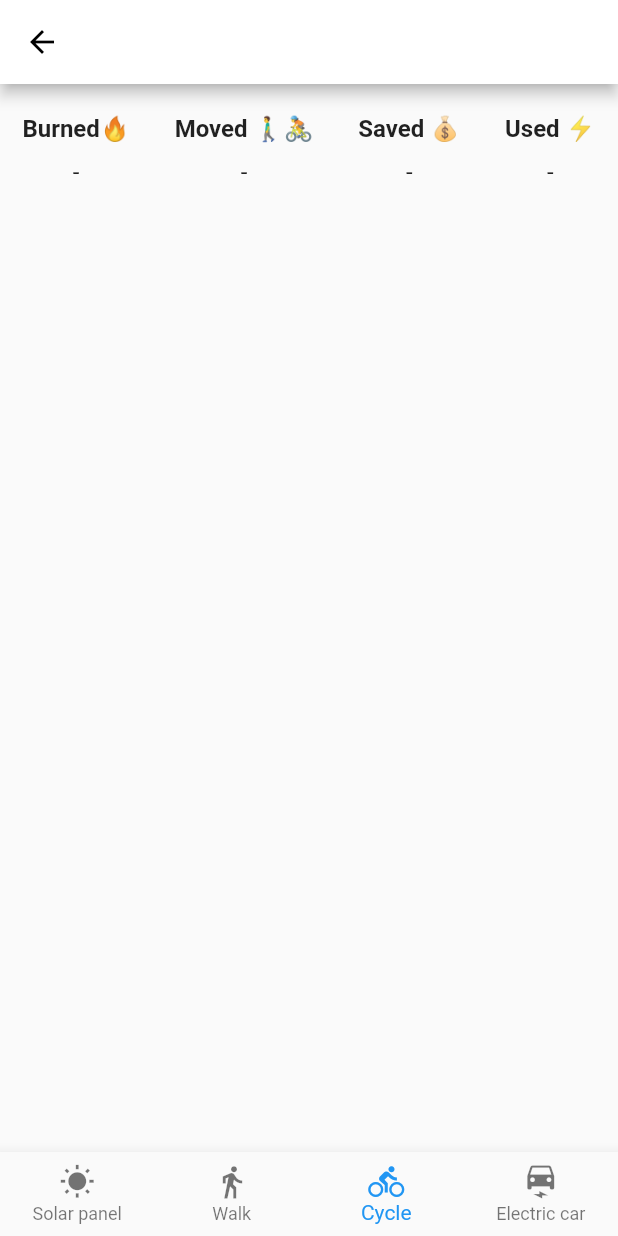
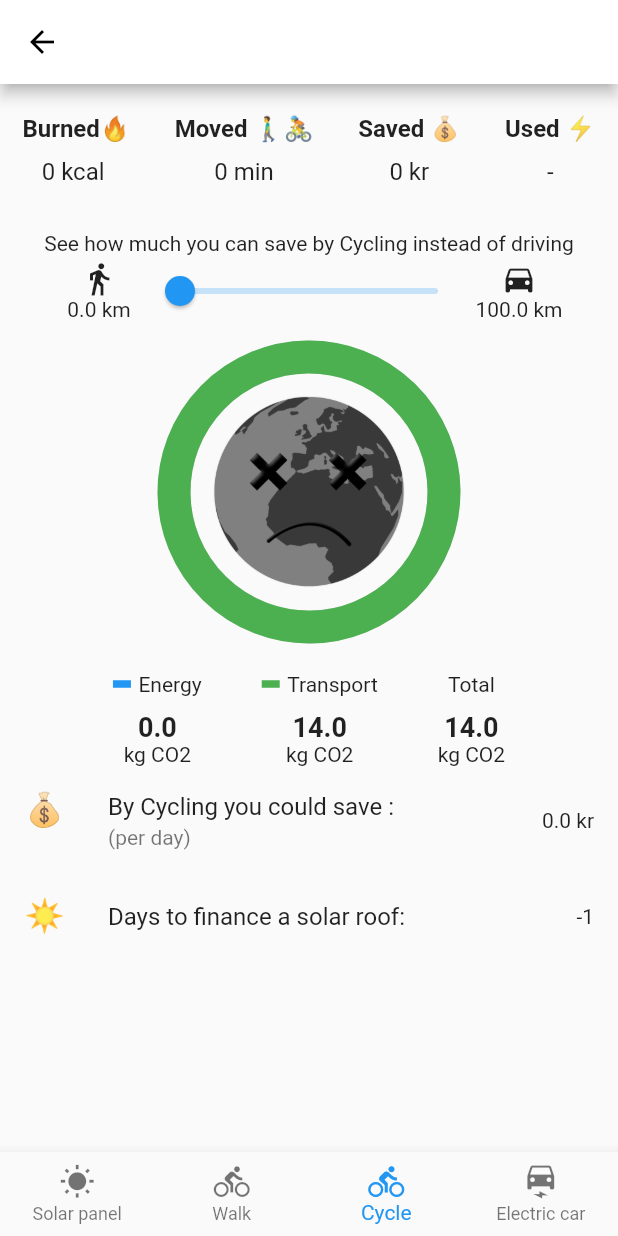
Before and after one commit to Havfar/Smiling-Earth, a Flutter app: the CyclingEmissionEstimatePage screen opened directly, on a phone screen of 412 x 824 dp. Run offline on Flutter 3.47's test engine with Material 2 defaults, Android fonts, the phone set to English and light mode, and no system bars; our stand-ins replace bloc, equatable, flutter_bloc, flutter_local_notifications, flutter_secure_storage, flutter_svg and 5 more; missing offline and left inert: activity_recognition_flutter, fluttermoji, workmanager; accounts and stored records are empty.

Commit message:
Oppdatering av settings og emission estimators

```diff
--- a/smiling_earth_frontend/lib/pages/emission_estimation/emission_estimation_cycling.dart
+++ b/smiling_earth_frontend/lib/pages/emission_estimation/emission_estimation_cycling.dart
@@ -1,8 +1,13 @@
 import 'package:flutter/material.dart';
+import 'package:smiling_earth_frontend/models/active_minutes.dart';
+import 'package:smiling_earth_frontend/models/calories.dart';
+import 'package:smiling_earth_frontend/models/transportation.dart';
+import 'package:smiling_earth_frontend/models/vehicle_cost.dart';
 import 'package:smiling_earth_frontend/pages/emission_estimation/emission_estimation.dart';
 import 'package:smiling_earth_frontend/pages/emission_estimation/emission_estimation_driving.dart';
 import 'package:smiling_earth_frontend/pages/emission_estimation/emission_estimation_walk.dart';
 import 'package:smiling_earth_frontend/pages/home/home_page.dart';
+import 'package:smiling_earth_frontend/widgets/emission_chart.dart';
 import 'package:smiling_earth_frontend/widgets/emission_header.dart';
 
 class CyclingEmissionEstimatePage extends StatefulWidget {
@@ -64,18 +69,8 @@ class _CyclingEmissionEstimatePageState
         backgroundColor: Colors.white,
       ),
       body: Container(
-        child: Column(
-          children: [
-            BuildHeaderToolbar(
-              distance: null,
-              electricity: null,
-              kcal: null,
-              money: null,
-              time: null,
-              showPersonalMessage: false,
-              isTeam: false,
-            ),
-          ],
+        child: ListView(
+          children: [BuildCyclingEstimation()],
         ),
       ),
       bottomNavigationBar: BottomNavigationBar(
@@ -91,7 +86,7 @@ class _CyclingEmissionEstimatePageState
               label: 'Solar panel',
             ),
             BottomNavigationBarItem(
-              icon: Icon(Icons.directions_walk),
+              icon: Icon(Icons.directions_bike),
               label: 'Walk',
             ),
             BottomNavigationBarItem(
@@ -104,3 +99,118 @@ class _CyclingEmissionEstimatePageState
             ),
           ]));
 }
+
+class BuildCyclingEstimation extends StatefulWidget {
+  const BuildCyclingEstimation({
+    Key? key,
+  }) : super(key: key);
+
+  @override
+  State<BuildCyclingEstimation> createState() => _BuildCyclingEstimationState();
+}
+
+class _BuildCyclingEstimationState extends State<BuildCyclingEstimation> {
+  double _sliderValue = 0;
+  VehicleCost vehicleCost = VehicleCost.defaultVehicle();
+  Calories caloriesEstimator = Calories(null, null, null);
+
+  @override
+  Widget build(BuildContext context) {
+    return Column(
+      children: <Widget>[
+        BuildHeaderToolbar(
+          distance: (_sliderValue * 100).round(),
+          electricity: null,
+          kcal: caloriesEstimator
+              .calculateCaloriesFromCyclingDistance((_sliderValue * 100))
+              .round(),
+          money: _getSavingsFromCycling(((1 - _sliderValue) * 100)).round(),
+          time: ActiveMinutes.calculateActiveMinutesFromCycling(
+                  (_sliderValue * 100))
+              .round(),
+          showPersonalMessage: false,
+          isTeam: false,
+        ),
+        Text('See how much you can save by Cycling instead of driving'),
+        Row(
+          mainAxisAlignment: MainAxisAlignment.center,
+          children: [
+            Container(
+              width: 60,
+              child: Column(
+                  crossAxisAlignment: CrossAxisAlignment.center,
+                  children: [
+                    Icon(Icons.directions_walk),
+                    Text(
+                      (_sliderValue * 100).roundToDouble().toString() + ' km',
+                      textAlign: TextAlign.center,
+                    )
+                  ]),
+            ),
+            Container(
+              width: 220,
+              child: Slider(
+                  value: _sliderValue,
+                  onChanged: (newValue) => setState(() {
+                        _sliderValue = newValue;
+                      })),
+            ),
+            Container(
+              width: 60,
+              child: Column(
+                  crossAxisAlignment: CrossAxisAlignment.center,
+                  children: [
+                    Icon(Icons.directions_car),
+                    Text(
+                      ((1 - _sliderValue) * 100).roundToDouble().toString() +
+                          ' km',
+                      textAlign: TextAlign.center,
+                    )
+                  ]),
+            ),
+          ],
+        ),
+        SmilingEarthEmissionChart(
+          hideTitle: true,
+          energyEmission: 0,
+          transportEmission: Transportation.getGasolineCarEmissionByDistance(
+              (1 - _sliderValue) * 100),
+          goal: Transportation.getGasolineCarEmissionByDistance(100),
+        ),
+        ListTile(
+          leading: Text('💰', style: TextStyle(fontSize: 22)),
+          title: Text('By Cycling you could save : '),
+          subtitle: Text('(per day)'),
+          trailing: Text(_getSavingsFromCycling((1 - _sliderValue) * 100)
+                  .roundToDouble()
+                  .toString() +
+              ' kr'),
+        ),
+        ListTile(
+          leading: Text('☀️', style: TextStyle(fontSize: 22)),
+          title: Text('Days to finance a solar roof: '),
+          trailing: Text(
+              _calculateDaysLeftForSolarRoof((1 - _sliderValue) * 100)
+                  .round()
+                  .toString()),
+        )
+      ],
+    );
+  }
+
+  double _getSavingsFromCycling(double distance) {
+    vehicleCost.calculateCosts();
+
+    double savings = (100 - distance) * vehicleCost.avgCostPrKm;
+    return savings;
+  }
+
+  double _calculateDaysLeftForSolarRoof(double distance) {
+    final int SOLAR_PANEL_PRICE = 100000;
+    double savings = _getSavingsFromCycling(distance);
+    if (savings == 0) {
+      return -1;
+    }
+    return SOLAR_PANEL_PRICE / savings;
+  }
+}
```
Also changed, not shown: smiling_earth_frontend/lib/pages/emission_estimation/emission_estimation_walk.dart (+2 -5 lines), smiling_earth_frontend/lib/pages/home/home_page.dart (+27 -25 lines), smiling_earth_frontend/lib/pages/settings_page.dart (+47 -27 lines), smiling_earth_frontend/lib/widgets/emission_chart.dart (+4 -4 lines).
